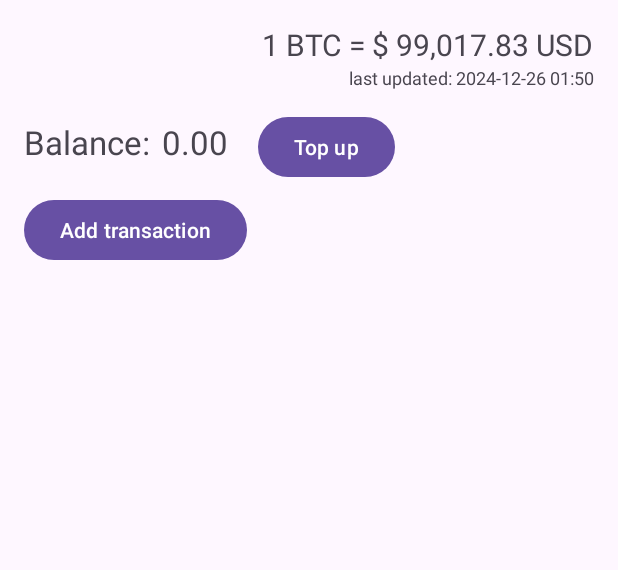
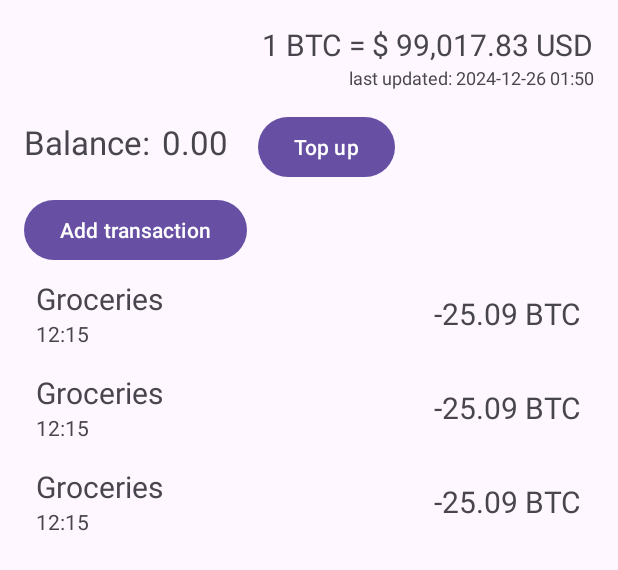
Before and after one commit to deyasix/Wallet, an Android app: the layout fragment_wallet.xml on its own in the app's theme, with its tools: preview values and no code run, on a phone screen of 412 x 824 dp. Shown: the top 570 px of the screen. Run offline under Robolectric (Android 15) with nearby library versions, the phone set to English and light mode, and no system bars; network calls fail.

Commit message:
implemented Transaction list + paging

```diff
--- a/app/build.gradle.kts
+++ b/app/build.gradle.kts
@@ -57,6 +57,8 @@ dependencies {
     implementation(libs.androidx.navigation.ui.ktx)
 
     implementation(libs.room.runtime)
+    implementation(libs.room.paging)
+    implementation(libs.paging.runtime)
     ksp(libs.room.compiler)
 
     implementation(libs.retrofit)
--- a/app/src/main/java/com/example/wallet/data/local/db/dao/TransactionsDao.kt
+++ b/app/src/main/java/com/example/wallet/data/local/db/dao/TransactionsDao.kt
@@ -1,5 +1,6 @@
 package com.example.wallet.data.local.db.dao
 
+import androidx.paging.PagingSource
 import androidx.room.Dao
 import androidx.room.Insert
 import androidx.room.OnConflictStrategy
@@ -17,4 +18,7 @@ interface TransactionsDao {
     @Insert(onConflict = OnConflictStrategy.REPLACE)
     fun insertTransaction(transactionDto: TransactionDto)
 
+    @Query("SELECT * FROM ${DatabaseContract.Transactions.TABLE_TRANSACTIONS} ORDER BY id DESC")
+    fun getTransactions(): PagingSource<Int, TransactionDto>
+
 }
--- a/app/src/main/java/com/example/wallet/domain/TransactionsDataSource.kt
+++ b/app/src/main/java/com/example/wallet/domain/TransactionsDataSource.kt
@@ -1,10 +1,14 @@
 package com.example.wallet.domain
 
+import androidx.paging.PagingData
 import com.example.wallet.domain.entity.TransactionCategory
+import com.example.wallet.domain.entity.TransactionListItem
+import kotlinx.coroutines.flow.Flow
 import java.math.BigDecimal
 
 interface TransactionsDataSource {
     fun getBalance(): BigDecimal
     fun topUpBalance(value: BigDecimal)
     fun doTransaction(value: BigDecimal, category: TransactionCategory)
+    fun getTransactions(): Flow<PagingData<TransactionListItem>>
 }
--- a/app/src/main/res/layout/fragment_wallet.xml
+++ b/app/src/main/res/layout/fragment_wallet.xml
@@ -62,4 +62,13 @@
         app:layout_constraintStart_toStartOf="parent"
         app:layout_constraintTop_toBottomOf="@id/tv_balance_title" />
 
+    <androidx.recyclerview.widget.RecyclerView
+        android:id="@+id/rv_transactions"
+        android:layout_width="match_parent"
+        android:layout_height="0dp"
+        app:layoutManager="androidx.recyclerview.widget.LinearLayoutManager"
+        app:layout_constraintBottom_toBottomOf="parent"
+        app:layout_constraintTop_toBottomOf="@id/btn_add_transaction"
+        tools:listitem="@layout/item_transaction" />
+
 </androidx.constraintlayout.widget.ConstraintLayout>
--- /dev/null
+++ b/app/src/main/res/layout/item_transaction.xml
@@ -0,0 +1,39 @@
+<?xml version="1.0" encoding="utf-8"?>
+<androidx.constraintlayout.widget.ConstraintLayout xmlns:android="http://schemas.android.com/apk/res/android"
+    xmlns:app="http://schemas.android.com/apk/res-auto"
+    xmlns:tools="http://schemas.android.com/tools"
+    android:layout_width="match_parent"
+    android:layout_height="wrap_content"
+    android:padding="8dp">
+
+    <TextView
+        android:id="@+id/tv_transaction_category"
+        android:layout_width="wrap_content"
+        android:layout_height="wrap_content"
+        android:textSize="20sp"
+        app:layout_constraintStart_toStartOf="parent"
+        app:layout_constraintTop_toTopOf="parent"
+        tools:text="@string/groceries" />
+
+    <TextView
+        android:id="@+id/tv_date"
+        android:layout_width="wrap_content"
+        android:layout_height="wrap_content"
+        android:textSize="14sp"
+        app:layout_constraintStart_toStartOf="parent"
+        app:layout_constraintTop_toBottomOf="@id/tv_transaction_category"
+        tools:text="12:15" />
+
+    <TextView
+        android:id="@+id/tv_transaction_value"
+        android:layout_width="wrap_content"
+        android:layout_height="wrap_content"
+        android:textSize="20sp"
+        app:layout_constraintBottom_toBottomOf="parent"
+        app:layout_constraintEnd_toEndOf="parent"
+        app:layout_constraintHorizontal_bias="1"
+        app:layout_constraintStart_toEndOf="@id/tv_transaction_category"
+        app:layout_constraintTop_toTopOf="parent"
+        tools:text="-25.09 BTC" />
+
+</androidx.constraintlayout.widget.ConstraintLayout>
--- a/app/src/main/res/values/colors.xml
+++ b/app/src/main/res/values/colors.xml
@@ -2,4 +2,6 @@
 <resources>
     <color name="black">#FF000000</color>
     <color name="white">#FFFFFFFF</color>
+    <color name="red">#DC143C</color>
+    <color name="green">#3CB371</color>
 </resources>
--- a/app/src/main/res/values/strings.xml
+++ b/app/src/main/res/values/strings.xml
@@ -18,5 +18,5 @@
 
     <string name="btc_to_usd">1 BTC = $ %s USD</string>
     <string name="last_updated">last updated: %s</string>
-
+    <string name="balance_replenishment">Balance replenishment</string>
 </resources>
--- a/gradle/libs.versions.toml
+++ b/gradle/libs.versions.toml
@@ -16,6 +16,7 @@ room = "2.6.1"
 ksp = "1.9.10-1.0.13"
 retrofit = "2.11.0"
 okhttp = "4.12.0"
+paging = "3.3.5"
 
 [libraries]
 androidx-core-ktx = { group = "androidx.core", name = "core-ktx", version.ref = "coreKtx" }
@@ -32,10 +33,12 @@ androidx-navigation-fragment-ktx = { group = "androidx.navigation", name = "navi
 androidx-navigation-ui-ktx = { group = "androidx.navigation", name = "navigation-ui-ktx", version.ref = "navigationUiKtx" }
 room-runtime = { group = "androidx.room", name = "room-runtime", version.ref = "room" }
 room-compiler = { group = "androidx.room", name = "room-compiler", version.ref = "room" }
+room-paging = { group = "androidx.room", name = "room-paging", version.ref = "room" }
 retrofit = { group = "com.squareup.retrofit2", name = "retrofit", version.ref = "retrofit" }
 converter-gson = { group = "com.squareup.retrofit2", name = "converter-gson", version.ref = "retrofit" }
 okhttp = { group = "com.squareup.okhttp3", name = "okhttp", version.ref = "okhttp" }
 logging-interceptor = { group = "com.squareup.okhttp3", name = "logging-interceptor", version.ref = "okhttp" }
+paging-runtime = { group = "androidx.paging", name = "paging-runtime", version.ref = "paging" }
 
 [plugins]
 android-application = { id = "com.android.application", version.ref = "agp" }
```
Also changed, not shown: app/src/main/java/com/example/wallet/data/local/TransactionsDataSourceImpl.kt (+39 -1 lines), app/src/main/java/com/example/wallet/data/local/db/dto/TransactionCategoryDto.kt (+11 -1 lines), app/src/main/java/com/example/wallet/domain/GetTransactionsUseCase.kt (added, +12 -0 lines), app/src/main/java/com/example/wallet/domain/entity/TransactionListItem.kt (added, +15 -0 lines), app/src/main/java/com/example/wallet/ext/DateExt.kt (added, +29 -0 lines), app/src/main/java/com/example/wallet/presentation/TransactionsAdapter.kt (added, +95 -0 lines), app/src/main/java/com/example/wallet/presentation/WalletFragment.kt (+28 -2 lines), app/src/main/java/com/example/wallet/presentation/WalletViewModel.kt (+13 -3 lines), app/src/main/res/layout/item_transaction_date.xml (added, +15 -0 lines).
